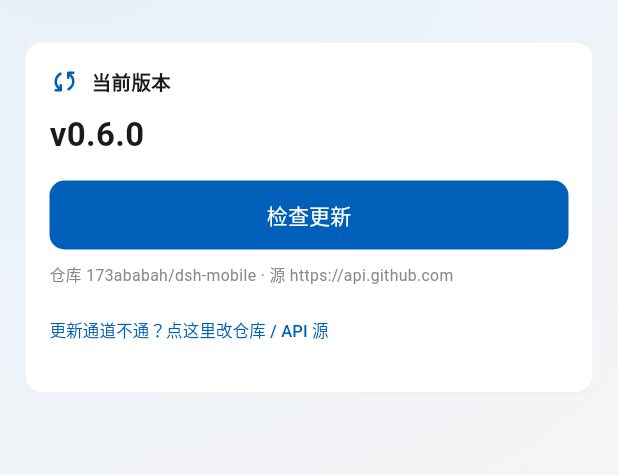
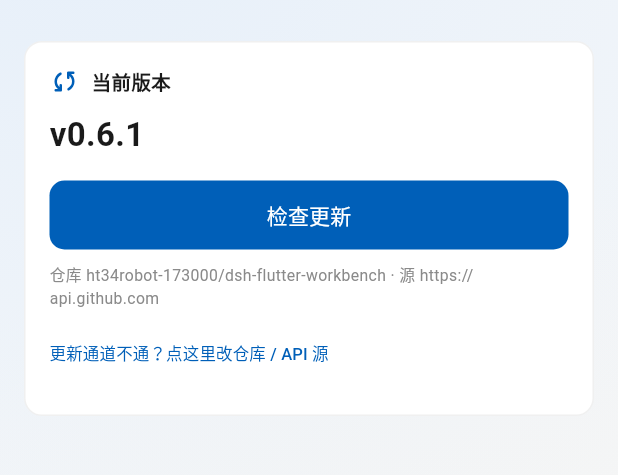
Before and after one commit to ht34robot-173000/dsh-flutter-workbench, a Flutter app: the UpdatePage screen opened directly with empty values, on a phone screen of 412 x 824 dp, the part 61-536 px from its top. Run offline on Flutter 3.47's test engine with Material 3 defaults, Android fonts, the phone set to English and light mode, and no system bars; our stand-ins replace dio, file_picker, package_info_plus, shared_preferences; missing offline and left inert: mobile_scanner; accounts and stored records are empty.

Commit message:
chore: 更新默认仓库指向开源地址 v0.6.1
- defaultRepo 改用 ht34robot-173000/dsh-flutter-workbench
- 应用内更新现在能查到真实的 Release

```diff
--- a/lib/data/prefs.dart
+++ b/lib/data/prefs.dart
@@ -111,7 +111,7 @@ class Prefs {
   /// 更新用的仓库，`owner/repo` 形式。空串用默认。
   String get updateRepo {
     final v = (_sp.getString(_kUpdateRepo) ?? '').trim();
-    return v.isEmpty ? '173ababah/dsh-mobile' : v;
+    return v.isEmpty ? 'ht34robot-173000/dsh-flutter-workbench' : v;
   }
 
   Future<void> setUpdateRepo(String v) =>
--- a/lib/data/update_api.dart
+++ b/lib/data/update_api.dart
@@ -106,8 +106,8 @@ const List<String> githubMirrors = [
 ];
 
 class UpdateApi {
-  /// 仓库全名。和 Kotlin 版一致 —— 源码和 Release 同仓库，不容易漏发。
-  static const String defaultRepo = '173ababah/dsh-mobile';
+  /// 仓库全名。源码和 Release 同仓库，不容易漏发。
+  static const String defaultRepo = 'ht34robot-173000/dsh-flutter-workbench';
 
   /// ✅ **恒为空。绝不要在源码里写死任何凭据。**
   static const String token = '';
--- a/lib/ui/update_page.dart
+++ b/lib/ui/update_page.dart
@@ -399,7 +399,7 @@ class _UpdatePageState extends State<UpdatePage> {
               decoration: InputDecoration(
                 labelText: '仓库（owner/repo）',
                 labelStyle: TextStyle(fontSize: 12, color: c.textTertiary),
-                hintText: '173ababah/dsh-mobile',
+                hintText: 'ht34robot-173000/dsh-flutter-workbench',
                 isDense: true,
                 filled: true,
                 fillColor: c.inputFill,
--- a/pubspec.yaml
+++ b/pubspec.yaml
@@ -8,7 +8,7 @@ publish_to: 'none'
 # 阶段对应：
 #   0.1.0 —— 阶段① 连接与配对
 #   0.2.0 —— 阶段② 会话列表（Mica 背景 + 自有图标库）
-version: 0.6.0+600
+version: 0.6.1+601
 
 environment:
   sdk: ^3.9.2
```
Also changed, not shown: 3 other files.
